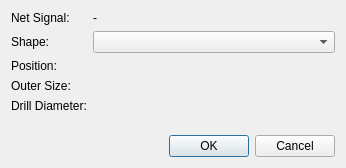
First picture: the form in libs/librepcb/editor/project/boardeditor/boardviapropertiesdialog.ui, repository LibrePCB/LibrePCB, before the edit.
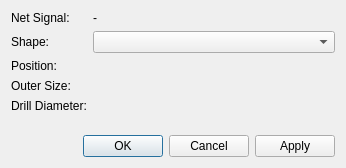
Second picture: the form after the edit. Custom widgets are drawn as their Qt base class.

Commit message: BoardViaPropertiesDialog: Add apply button

The edit to the form file:
```diff
--- a/libs/librepcb/editor/project/boardeditor/boardviapropertiesdialog.ui
+++ b/libs/librepcb/editor/project/boardeditor/boardviapropertiesdialog.ui
@@ -85,7 +85,7 @@
       <enum>Qt::Horizontal</enum>
      </property>
      <property name="standardButtons">
-      <set>QDialogButtonBox::Cancel|QDialogButtonBox::Ok</set>
+      <set>QDialogButtonBox::Apply|QDialogButtonBox::Cancel|QDialogButtonBox::Ok</set>
      </property>
     </widget>
    </item>
```
Left out of the diff: 35 changed lines with no effect on the pictures. The commit also changes 2 other files.
